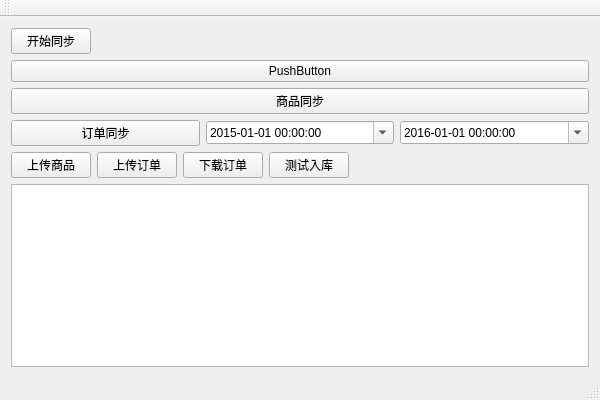
The window that ritao-kjt/mainwindow.ui (seahouse/ritao-kjt) describes before a commit, drawn with Qt 5.
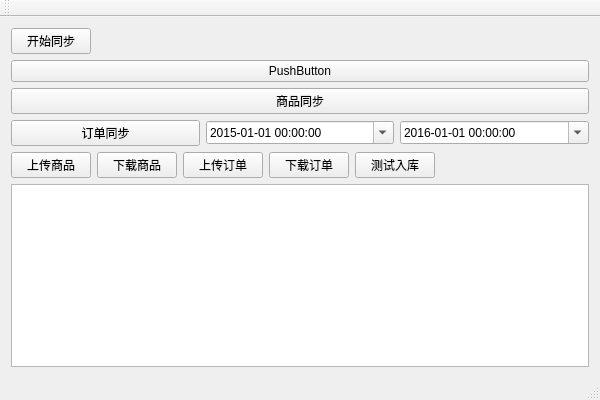
The same window after the commit.

Commit message: add product download

Diff of the .ui file:
```diff
--- a/ritao-kjt/mainwindow.ui
+++ b/ritao-kjt/mainwindow.ui
@@ -113,6 +113,13 @@
         </property>
        </widget>
       </item>
+      <item>
+       <widget class="QPushButton" name="btnDownloadProduct">
+        <property name="text">
+         <string>下载商品</string>
+        </property>
+       </widget>
+      </item>
       <item>
        <widget class="QPushButton" name="pushButton_4">
         <property name="text">
```
The commit also changes 5 other files.
